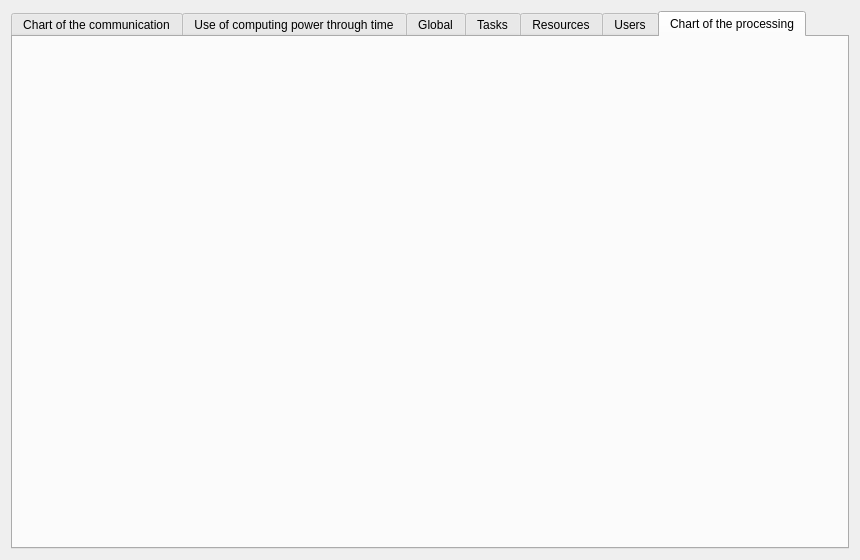
Old version of the form forms/simulation.ui in the repository gspd-unesp/ispd-exa-gui.
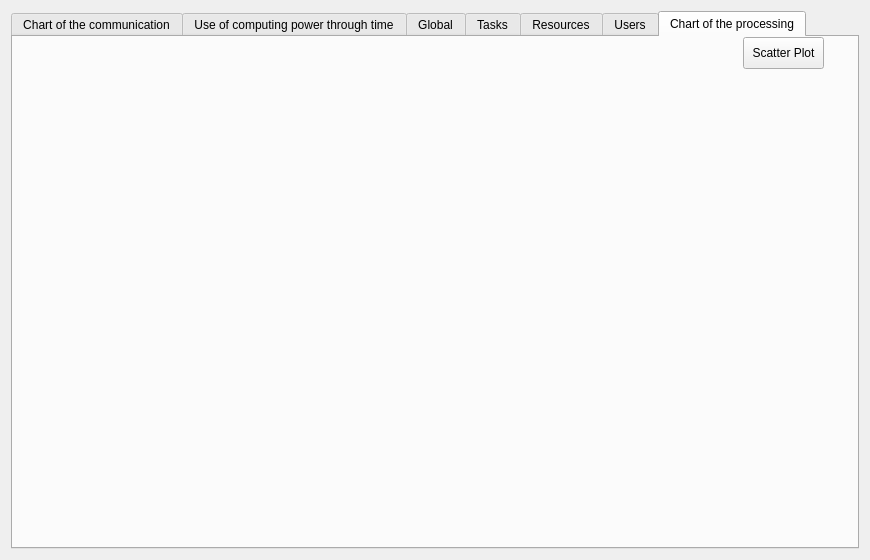
New version of the form. The open tabs and pages were chosen to show the change.

Commit message:
Scatter Plot graph
Implemented the scatter plot graph, and additional information inside .json

What changed in the file:
```diff
--- a/forms/simulation.ui
+++ b/forms/simulation.ui
@@ -6,7 +6,7 @@
    <rect>
     <x>0</x>
     <y>0</y>
-    <width>860</width>
+    <width>870</width>
     <height>560</height>
    </rect>
   </property>
@@ -257,7 +257,7 @@
         <rect>
          <x>0</x>
          <y>0</y>
-         <width>841</width>
+         <width>721</width>
          <height>531</height>
         </rect>
        </property>
@@ -265,6 +265,19 @@
         <string/>
        </property>
       </widget>
+      <widget class="QPushButton" name="pushButton_2">
+       <property name="geometry">
+        <rect>
+         <x>730</x>
+         <y>0</y>
+         <width>81</width>
+         <height>32</height>
+        </rect>
+       </property>
+       <property name="text">
+        <string>Scatter Plot</string>
+       </property>
+      </widget>
      </widget>
     </widget>
    </item>
```
Left out of the diff: 2 changed lines with no effect on the pictures. The commit also changes 7 other files.
